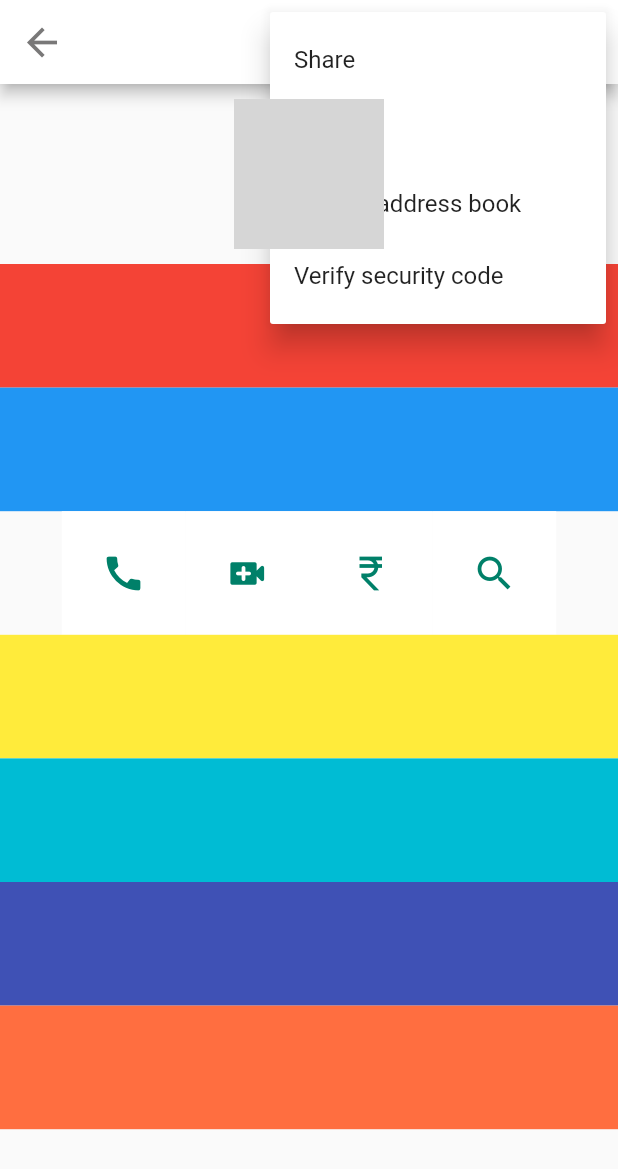
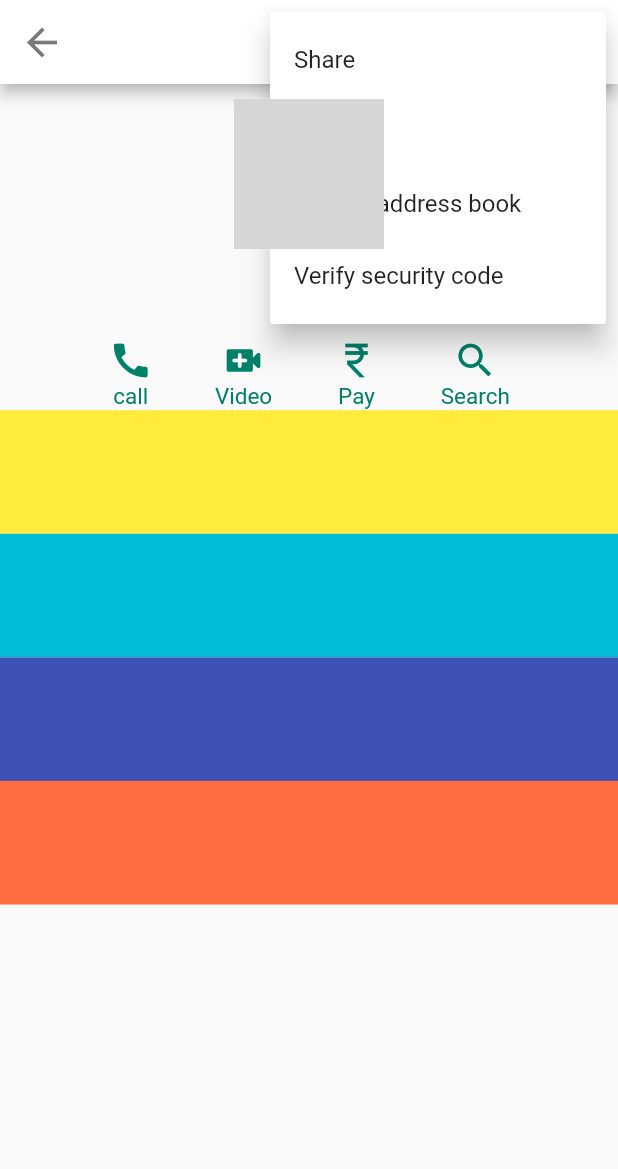
Before and after one commit to Bhavya-KB/whatsappUI_flutter, a Flutter app: the persondetails screen opened directly with empty values, after a tap on the "more vert" icon, on a phone screen of 412 x 824 dp. Shown: the top 1169 px of the screen. Run offline on Flutter 3.47's test engine with Material 2 defaults, Android fonts, the phone set to English and light mode, and no system bars; our stand-ins replace camera, image_picker; grey boxes are pictures that could not be loaded.

Commit message:
conflict fixed

```diff
--- a/lib/screens/chat/model/chat_tile.dart
+++ b/lib/screens/chat/model/chat_tile.dart
@@ -6,13 +6,15 @@ class ChatTile extends StatelessWidget {
   final String img;
   final String msg;
   final String time;
+  final String phoneNumber;
 
   const ChatTile(
       {super.key,
       required this.name,
       required this.img,
       required this.msg,
-      required this.time});
+      required this.time,
+      required this.phoneNumber});
 
   @override
   Widget build(BuildContext context) {
@@ -23,6 +25,9 @@ class ChatTile extends StatelessWidget {
               builder: ((context) => ConversationScreen(
                     name: name,
                     img: img,
+                    phoneNumber: phoneNumber,
+
+
                   )))),
       leading: img != null
           ? Padding(
--- a/lib/screens/chat/view/chat.dart
+++ b/lib/screens/chat/view/chat.dart
@@ -5,7 +5,8 @@ import 'package:whatsapp/utils/camera.dart';
 import 'package:whatsapp/controller/whatsappdatas.dart';
 import 'package:whatsapp/screens/chat/model/divider.dart';
 
- Data data=Data();
+Data data = Data();
+
 class ChatScreen extends StatefulWidget {
   const ChatScreen({super.key});
 
@@ -33,7 +34,8 @@ class _ChatScreenState extends State<ChatScreen> {
           ),
         ),
         actions: [
-            Row(children: [
+          Row(
+            children: [
               IconButton(
                   icon: const Icon(Icons.camera_alt_rounded),
                   onPressed: () async {
@@ -52,7 +54,8 @@ class _ChatScreenState extends State<ChatScreen> {
               const SizedBox(
                 width: 3,
               ),
-              PopupMenuButton<String>(itemBuilder: (BuildContext context) {
+              PopupMenuButton<String>(
+                itemBuilder: (BuildContext context) {
                   return const [
                     PopupMenuItem(value: "New group", child: Text("New group")),
                     PopupMenuItem(
@@ -65,18 +68,23 @@ class _ChatScreenState extends State<ChatScreen> {
                     PopupMenuItem(value: "Payments", child: Text("Payments")),
                     PopupMenuItem(value: "Settings", child: Text("Settings")),
                   ];
-              },),
-            ],),
-          ],),
-   body:ListView.separated(
-    itemBuilder: (context,index)=>ChatTile(
+                },
+              ),
+            ],
+          ),
+        ],
+      ),
+      body: ListView.separated(
+        itemBuilder: (context, index) => ChatTile(
           name: data.chat.values.elementAt(index).elementAt(0),
           img: data.chat.values.elementAt(index).elementAt(1),
           msg: data.chat.values.elementAt(index).elementAt(2),
           time: data.chat.values.elementAt(index).elementAt(3),
+          phoneNumber: data.personlog.values.elementAt(index).elementAt(2),
         ),
-    separatorBuilder: (context,index)=>Separator(),
-    itemCount: data.chat.length,),
+        separatorBuilder: (context, index) => Separator(),
+        itemCount: data.chat.length,
+      ),
     );
   }
 }
--- a/lib/screens/conversation/views/conversation_page.dart
+++ b/lib/screens/conversation/views/conversation_page.dart
@@ -11,7 +11,12 @@ Data data = Data();
 class ConversationScreen extends StatefulWidget {
   final String name;
   final String img;
-  const ConversationScreen({super.key, required this.name, required this.img});
+  final String phoneNumber;
+  const ConversationScreen(
+      {super.key,
+      required this.name,
+      required this.img,
+      required this.phoneNumber});
 
   @override
   State<ConversationScreen> createState() => _ConversationScreenState();
@@ -37,6 +42,7 @@ class _ConversationScreenState extends State<ConversationScreen> {
                   builder: ((context) => persondetails(
                         name: widget.name,
                         img: widget.img,
+                        phoneNumber: widget.phoneNumber,
                       )))),
           child: Row(
             children: [
--- a/lib/screens/conversation/views/model/personprofile_tile.dart
+++ b/lib/screens/conversation/views/model/personprofile_tile.dart
@@ -21,6 +21,7 @@ class Profile extends StatelessWidget {
               builder: ((context) => persondetails(
                     name: name,
                     img: img,
+                    phoneNumber:phoneNumber,
                   )))),
       leading: img != null
           ? Padding(
--- a/lib/screens/conversation/views/view/personsprofile.dart
+++ b/lib/screens/conversation/views/view/personsprofile.dart
@@ -3,15 +3,22 @@ import 'package:whatsapp/controller/whatsappdatas.dart';
 
 Data data = Data();
 
+// ignore: camel_case_types
 class persondetails extends StatefulWidget {
   final String name;
   final String img;
-  const persondetails({super.key, required this.name, required this.img});
+  final String phoneNumber;
+  const persondetails(
+      {super.key,
+      required this.name,
+      required this.img,
+      required this.phoneNumber});
 
   @override
   State<persondetails> createState() => _persondetailsState();
 }
 
+// ignore: camel_case_types
 class _persondetailsState extends State<persondetails> {
   @override
   Widget build(BuildContext context) {
@@ -70,29 +77,6 @@ class _persondetailsState extends State<persondetails> {
             height: 10,
           ),
 
-          // widget.img != null
-          //     ? CircleAvatar(
-          //         radius: 50,
-          //         backgroundImage: AssetImage(widget.img),
-          //       )
-          //     : Container(
-          //         height: 36,
-          //         width: 36,
-          //         decoration: const BoxDecoration(
-          //           shape: BoxShape.circle,
-          //           color: Colors.white,
-          //         ),
-          //         child: const Icon(Icons.account_circle,
-          //             size: 36, color: Colors.grey),
-          //       ),
-          // Container(
-          //   height: MediaQuery.of(context).size.height * 0.2,
-          // margin: EdgeInsets.all(35),
-          // decoration: BoxDecoration(
-
-          //   shape: BoxShape.circle,
-          //   color: Colors.green,
-          // ),
           CircleAvatar(
             radius: 50,
             backgroundImage: AssetImage(widget.img),
@@ -102,82 +86,105 @@ class _persondetailsState extends State<persondetails> {
             height: 10,
           ),
           Container(
-            height: MediaQuery.of(context).size.height * 0.1,
+            height: MediaQuery.of(context).size.height * 0.03,
             width: MediaQuery.of(context).size.width * 1.0,
+            alignment: Alignment.center,
             child: Text(
               widget.name,
               style: const TextStyle(
-                color: Colors.white,
+                color: Colors.black,
+                fontSize: 18,
+                fontWeight: FontWeight.bold,
               ),
-            ),
-            decoration: const BoxDecoration(
-              shape: BoxShape.rectangle,
-              color: Colors.red,
             ),
           ),
           Container(
-            height: MediaQuery.of(context).size.height * 0.1,
-            width: MediaQuery.of(context).size.width * 7.0,
-            decoration: const BoxDecoration(
-              shape: BoxShape.rectangle,
-              color: Colors.blue,
+            height: MediaQuery.of(context).size.height * 0.03,
+            width: MediaQuery.of(context).size.width * 1.0,
+            alignment: Alignment.center,
+            child: Text(
+              widget.phoneNumber,
+              style: const TextStyle(
+                color: Colors.grey,
+                fontSize: 15,
               ),
             ),
-
+          ),
           Row(
             mainAxisAlignment: MainAxisAlignment.center,
             children: [
-              Container(
-                height: MediaQuery.of(context).size.height * 0.1,
-                width: MediaQuery.of(context).size.width * 0.2,
-                decoration: const BoxDecoration(
-                  shape: BoxShape.rectangle,
-                  color: Colors.white,
-                ),
-                child: const Icon(
+              const Column(
+                children: <Widget>[
+                  Icon(
                     Icons.call,
                     color: Color.fromARGB(255, 0, 128, 105),
                     size: 30,
                   ),
+                  Text(
+                    "call",
+                    style: TextStyle(
+                      color: Color.fromARGB(255, 0, 128, 105),
+                      fontSize: 15,
                     ),
-              Container(
-                height: MediaQuery.of(context).size.height * 0.1,
-                width: MediaQuery.of(context).size.width * 0.2,
-                decoration: const BoxDecoration(
-                  shape: BoxShape.rectangle,
-                  color: Colors.white,
                   ),
-                child: const Icon(
+                ],
+              ),
+              SizedBox(
+                width: MediaQuery.of(context).size.width * 0.1,
+              ),
+              const Column(
+                children: <Widget>[
+                  Icon(
                     Icons.video_call_rounded,
                     color: Color.fromARGB(255, 0, 128, 105),
                     size: 30,
                   ),
+                  Text(
+                    "Video",
+                    style: TextStyle(
+                      color: Color.fromARGB(255, 0, 128, 105),
+                      fontSize: 15,
                     ),
-              Container(
-                height: MediaQuery.of(context).size.height * 0.1,
-                width: MediaQuery.of(context).size.width * 0.2,
-                decoration: const BoxDecoration(
-                  shape: BoxShape.rectangle,
-                  color: Colors.white,
                   ),
-                child: const Icon(
+                ],
+              ),
+              SizedBox(
+                width: MediaQuery.of(context).size.width * 0.1,
+              ),
+               Column(
+                children: <Widget>[
+                  Icon(
                     Icons.currency_rupee,
                     color: Color.fromARGB(255, 0, 128, 105),
                     size: 30,
                   ),
+                  Text(
+                    "Pay",
+                    style: TextStyle(
+                      color: Color.fromARGB(255, 0, 128, 105),
+                      fontSize: 15,
                     ),
-              Container(
-                height: MediaQuery.of(context).size.height * 0.1,
-                width: MediaQuery.of(context).size.width * 0.2,
-                decoration: const BoxDecoration(
-                  shape: BoxShape.rectangle,
-                  color: Colors.white,
                   ),
-                child: const Icon(
+                ],
+              ),
+              SizedBox(
+                width: MediaQuery.of(context).size.width * 0.1,
+              ),
+              const Column(
+                children: <Widget>[
+                  Icon(
                     Icons.search,
                     color: Color.fromARGB(255, 0, 128, 105),
                     size: 30,
                   ),
+                  Text(
+                    "Search",
+                    style: TextStyle(
+                      color: Color.fromARGB(255, 0, 128, 105),
+                      fontSize: 15,
+                    ),
+                  ),
+                ],
               ),
             ],
           ),
```
Lines whose indentation alone changed are shown as unchanged.
